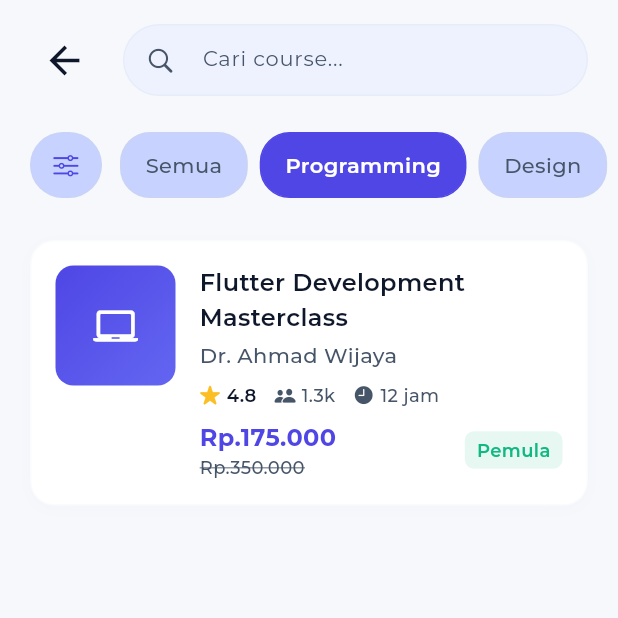
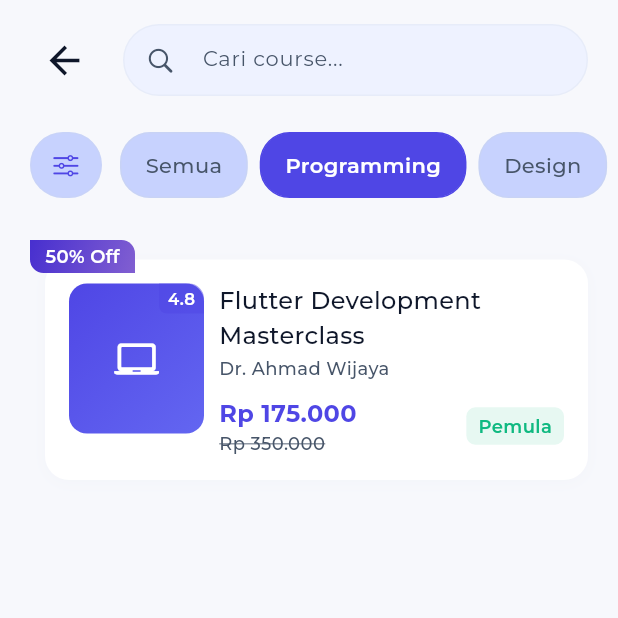
Before and after one commit to iqbalbayuaji/Karirvana, a Flutter app: the CourseStoreMainView screen opened by its route, after a tap on "Programming", on a phone screen of 412 x 824 dp, the top half of it. Run offline on Flutter 3.47's test engine with Material 3 defaults, Android fonts, the light colour scheme and no system bars; our stand-ins replace carousel_slider, firebase_auth, firebase_core, get, pie_chart, smooth_page_indicator and 1 more; accounts and stored records are empty.

Commit message:
[+] course_store_main field data

```diff
--- a/lib/app/modules/course_store_main/local_widgets/course_card.dart
+++ b/lib/app/modules/course_store_main/local_widgets/course_card.dart
@@ -17,8 +17,10 @@ class CourseCard extends StatelessWidget {
   Widget build(BuildContext context) {
     return GestureDetector(
       onTap: onTap,
-      child: Container(
-        margin: EdgeInsets.only(bottom: 16),
+      child: Stack(
+        children: [
+          Container(
+            margin: EdgeInsets.fromLTRB(10, 13, 0, 10),
             padding: EdgeInsets.all(16),
             decoration: BoxDecoration(
               color: AppColors.surface,
@@ -30,17 +32,16 @@ class CourseCard extends StatelessWidget {
                   offset: Offset(0, 2),
                 ),
               ],
-          border: Border.all(
-            color: AppColors.outline.withOpacity(0.1),
-            width: 1,
-          ),
             ),
             child: Row(
               crossAxisAlignment: CrossAxisAlignment.start,
               children: [
+                Stack(
+                  alignment: Alignment.topRight,
+                  children: [
                     Container(
-              width: 80,
-              height: 80,
+                      width: 90,
+                      height: 100,
                       decoration: BoxDecoration(
                         borderRadius: BorderRadius.circular(12),
                         gradient: LinearGradient(
@@ -57,7 +58,33 @@ class CourseCard extends StatelessWidget {
                         ),
                       ),
                     ),
-            SizedBox(width: 16),
+                    Container(
+                      height: 20,
+                      width: 30,
+                      decoration: BoxDecoration(
+                        color: AppColors.primary.withOpacity(0.5),
+                        borderRadius: BorderRadius.only(
+                          topRight: Radius.circular(10),
+                          bottomLeft: Radius.circular(5),
+                        ),
+                      ),
+                      child: Center(
+                        child: Text(
+                          course.rating.toString(),
+                          style: TextStyle(
+                            color: AppColors.textOnPrimary,
+                            fontFamily: "Montserrat",
+                            fontSize: 11,
+                            fontWeight: FontWeight.w600,
+                          ),
+                        ),
+                      ),
+                    )
+                  ],
+                ),
+
+                SizedBox(width: 10),
+
                 Expanded(
                   child: Column(
                     crossAxisAlignment: CrossAxisAlignment.start,
@@ -67,49 +94,15 @@ class CourseCard extends StatelessWidget {
                         style: TextStyle(
                           fontFamily: "Montserrat",
                           fontSize: 16,
-                      fontWeight: FontWeight.w600,
+                          fontWeight: FontWeight.w500,
                           color: AppColors.textPrimary,
                         ),
                         maxLines: 2,
                         overflow: TextOverflow.ellipsis,
                       ),
-                  SizedBox(height: 4),
+                      SizedBox(height: 2),
                       Text(
                         course.instructor,
-                    style: TextStyle(
-                      fontFamily: "Montserrat",
-                      fontSize: 14,
-                      fontWeight: FontWeight.w500,
-                      color: AppColors.textSecondary,
-                    ),
-                  ),
-                  SizedBox(height: 8),
-                  Row(
-                    children: [
-                      Icon(
-                        CupertinoIcons.star_fill,
-                        size: 14,
-                        color: Color(0xFFFBBF24),
-                      ),
-                      SizedBox(width: 4),
-                      Text(
-                        course.rating.toString(),
-                        style: TextStyle(
-                          fontFamily: "Montserrat",
-                          fontSize: 12,
-                          fontWeight: FontWeight.w600,
-                          color: AppColors.textPrimary,
-                        ),
-                      ),
-                      SizedBox(width: 12),
-                      Icon(
-                        CupertinoIcons.person_2_fill,
-                        size: 14,
-                        color: AppColors.textSecondary,
-                      ),
-                      SizedBox(width: 4),
-                      Text(
-                        _formatNumber(course.totalStudents),
                         style: TextStyle(
                           fontFamily: "Montserrat",
                           fontSize: 12,
@@ -117,25 +110,8 @@ class CourseCard extends StatelessWidget {
                           color: AppColors.textSecondary,
                         ),
                       ),
-                      SizedBox(width: 12),
-                      Icon(
-                        CupertinoIcons.clock_fill,
-                        size: 14,
-                        color: AppColors.textSecondary,
-                      ),
-                      SizedBox(width: 4),
-                      Text(
-                        course.duration,
-                        style: TextStyle(
-                          fontFamily: "Montserrat",
-                          fontSize: 12,
-                          fontWeight: FontWeight.w500,
-                          color: AppColors.textSecondary,
-                        ),
-                      ),
-                    ],
-                  ),
-                  SizedBox(height: 8),
+
+                      SizedBox(height: 10),
 
                       Row(
                         mainAxisAlignment: MainAxisAlignment.spaceBetween,
@@ -164,9 +140,8 @@ class CourseCard extends StatelessWidget {
                                   crossAxisAlignment: CrossAxisAlignment.start,
                                   children: [
                                     if (course.showDiscount && course.discountedPrice > 0) ...[
-                                  // Show discounted price
                                       Text(
-                                    'Rp.${_formatPrice(course.discountedPrice)}',
+                                        'Rp ${_formatPrice(course.discountedPrice)}',
                                         style: TextStyle(
                                           fontFamily: "Montserrat",
                                           fontSize: 16,
@@ -174,9 +149,8 @@ class CourseCard extends StatelessWidget {
                                           color: AppColors.primary,
                                         ),
                                       ),
-                                  // Show original price with strikethrough
                                       Text(
-                                    'Rp.${_formatPrice(course.originalPrice)}',
+                                        'Rp ${_formatPrice(course.originalPrice)}',
                                         style: TextStyle(
                                           fontFamily: "Montserrat",
                                           fontSize: 12,
@@ -187,9 +161,8 @@ class CourseCard extends StatelessWidget {
                                         ),
                                       ),
                                     ] else
-                                  // Show regular price when no discount
                                       Text(
-                                    'Rp.${_formatPrice(course.originalPrice)}',
+                                        'Rp ${_formatPrice(course.originalPrice)}',
                                         style: TextStyle(
                                           fontFamily: "Montserrat",
                                           fontSize: 16,
@@ -226,6 +199,35 @@ class CourseCard extends StatelessWidget {
                 ),
               ],
             ),
+          ),
+          if (course.showDiscount)
+            Container(
+              height: 22,
+              width: 70,
+              decoration: BoxDecoration(
+                borderRadius: BorderRadius.only(
+                  topRight: Radius.circular(9),
+                  bottomLeft: Radius.circular(9),
+                ),
+                gradient: LinearGradient(
+                    colors: AppColors.heroGradientSecondary,
+                    begin: Alignment.topLeft,
+                    end: Alignment.bottomRight,
+                ),
+              ),
+              child: Center(
+                child: Text(
+                  course.discount,
+                  style: TextStyle(
+                    color: AppColors.textOnPrimary,
+                    fontFamily: "Montserrat",
+                    fontSize: 12,
+                    fontWeight: FontWeight.w600,
+                  ),
+                ),
+              ),
+            ),
+        ],
       ),
     );
   }
--- a/lib/app/modules/homepage/local_widget/Rekomendasi_Container.dart
+++ b/lib/app/modules/homepage/local_widget/Rekomendasi_Container.dart
@@ -56,7 +56,7 @@ class RekomendasiContainer extends StatelessWidget {
   ];
 
   String _formatPrice(int price) {
-    return 'Rp. ${price.toString().replaceAllMapped(RegExp(r'(\d{1,3})(?=(\d{3})+(?!\d))'), (Match m) => '${m[1]}.')}';
+    return 'Rp ${price.toString().replaceAllMapped(RegExp(r'(\d{1,3})(?=(\d{3})+(?!\d))'), (Match m) => '${m[1]}.')}';
   }
 
   @override
@@ -124,7 +124,8 @@ class RekomendasiContainer extends StatelessWidget {
                             ),
                           ),
                           if (showDiscount && discountedPrice > 0) ...[
-                            // Show discounted price
+                            Row(
+                              children: [
                                 Text(
                                   _formatPrice(discountedPrice),
                                   maxLines: 1,
@@ -136,7 +137,9 @@ class RekomendasiContainer extends StatelessWidget {
                                     fontWeight: FontWeight.w600,
                                   ),
                                 ),
-                            // Show original price with strikethrough
+                                SizedBox(
+                                  width: 7,
+                                ),
                                 Text(
                                   _formatPrice(originalPrice),
                                   maxLines: 1,
@@ -150,8 +153,9 @@ class RekomendasiContainer extends StatelessWidget {
                                     decorationColor: AppColors.textSecondary,
                                   ),
                                 ),
+                              ],
+                            ),
                           ] else
-                            // Show regular price when no discount
                             Text(
                               _formatPrice(originalPrice),
                               maxLines: 1,
```
Lines whose indentation alone changed are shown as unchanged.
